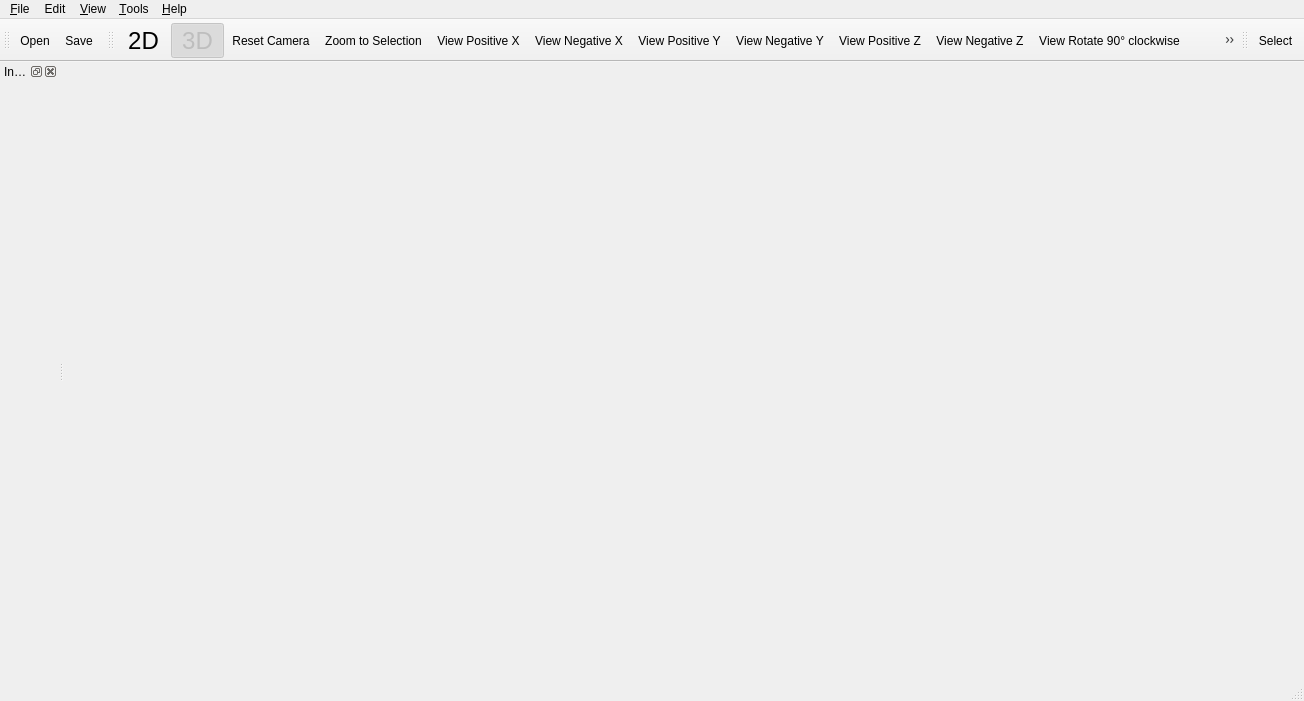
Qt form Source/Applications/AppCommon/UI/qtCMBMainWindow.ui (cnsuhao/cmb) before a commit.
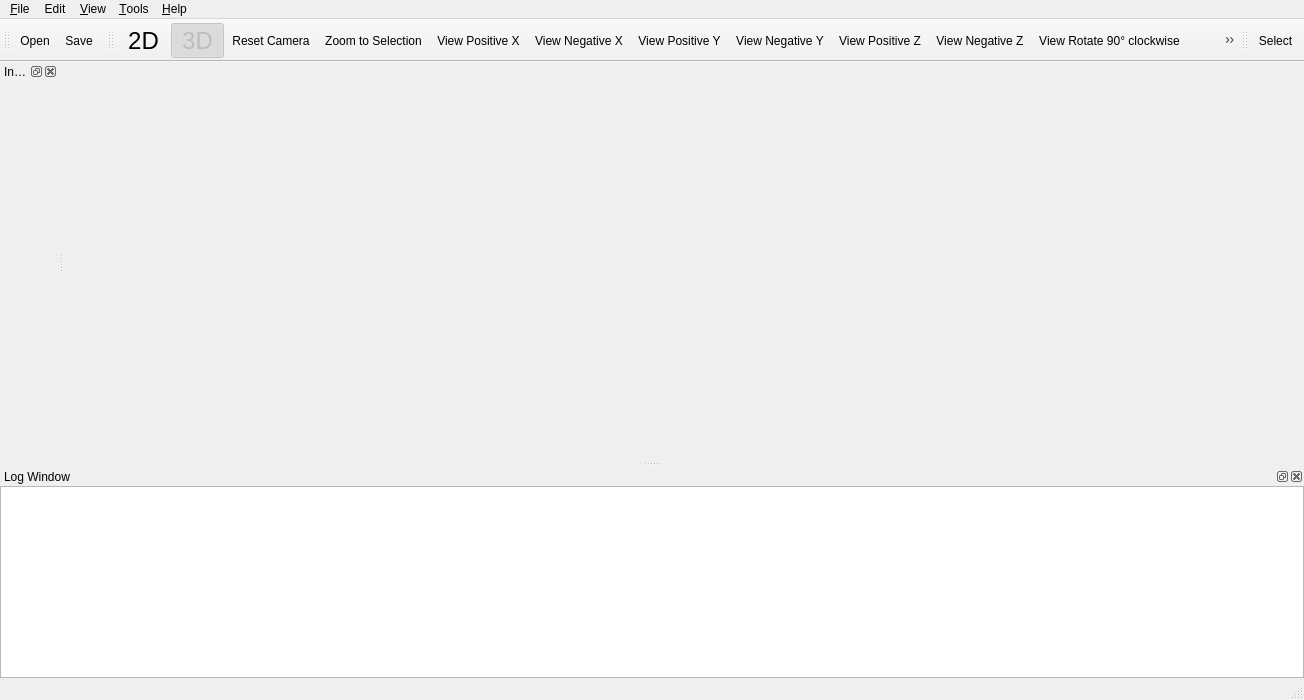
The same form after that commit. Icons and pictures are not drawn.

Commit message:
ENH: Added Log Message Window
This is a dockable window that shows up at the bottom of the application
by default.  Also added the ability to clear the Log Window

```diff
--- a/Source/Applications/AppCommon/UI/qtCMBMainWindow.ui
+++ b/Source/Applications/AppCommon/UI/qtCMBMainWindow.ui
@@ -7,7 +7,7 @@
     <x>0</x>
     <y>0</y>
     <width>1304</width>
-    <height>701</height>
+    <height>700</height>
    </rect>
   </property>
   <property name="contextMenuPolicy">
@@ -210,6 +210,37 @@
    <addaction name="menu_Tools"/>
    <addaction name="menu_Help"/>
   </widget>
+  <widget class="QDockWidget" name="dockWidget">
+   <property name="enabled">
+    <bool>true</bool>
+   </property>
+   <property name="accessibleName">
+    <string/>
+   </property>
+   <property name="autoFillBackground">
+    <bool>false</bool>
+   </property>
+   <property name="windowTitle">
+    <string>Log Window</string>
+   </property>
+   <attribute name="dockWidgetArea">
+    <number>8</number>
+   </attribute>
+   <widget class="QWidget" name="dockWidgetContents">
+    <layout class="QHBoxLayout" name="horizontalLayout">
+     <property name="margin">
+      <number>0</number>
+     </property>
+     <item>
+      <widget class="QTextEdit" name="LogWidget">
+       <property name="readOnly">
+        <bool>true</bool>
+       </property>
+      </widget>
+     </item>
+    </layout>
+   </widget>
+  </widget>
   <action name="action_Save_Data">
    <property name="icon">
     <iconset resource="../../Resources/Resources.qrc">
```
Left out of the diff: 37 changed lines with no effect on the pictures. The commit also changes 3 other files.
